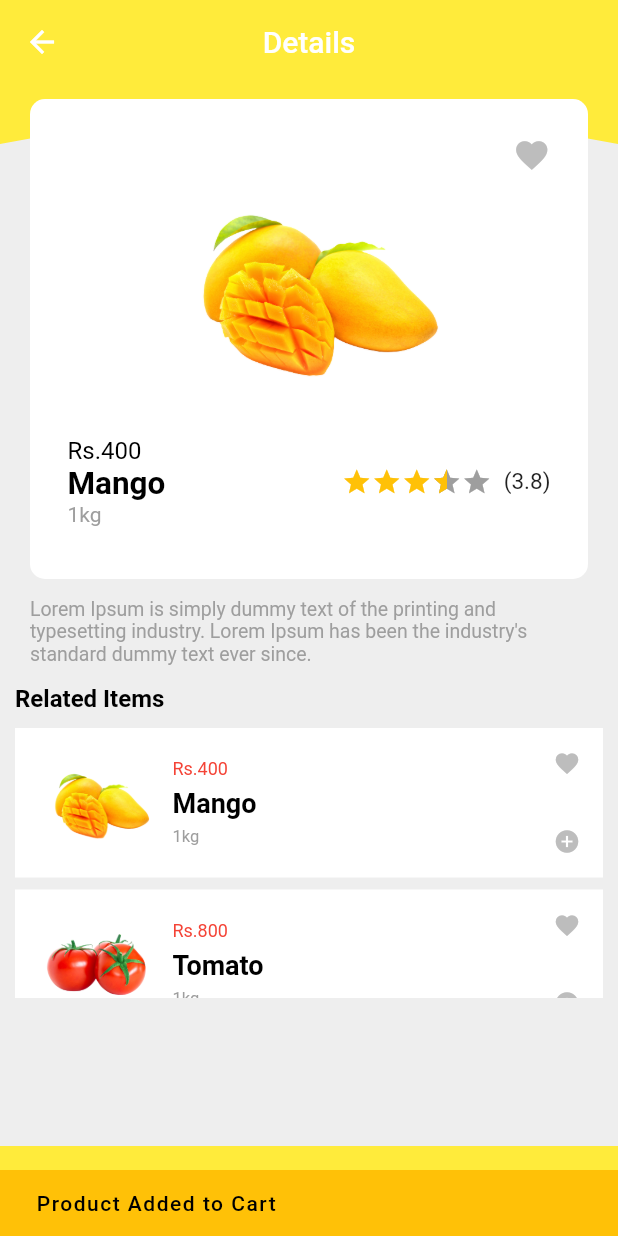
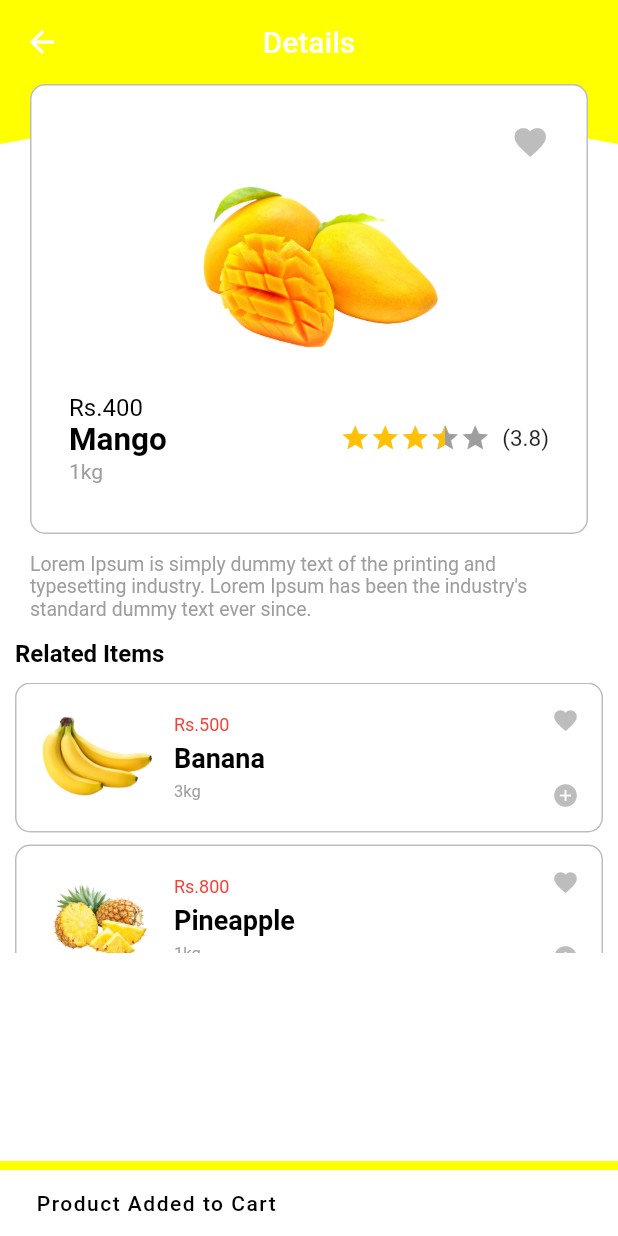
Before and after one commit to NouzNoushad/flutter_ecommerce_project, a Flutter app: the ProductDetails screen opened directly with sample values from the repository, after a tap on "Add to Cart", on a phone screen of 412 x 824 dp. Run offline on Flutter 3.47's test engine with Material 2 defaults, Android fonts, the phone set to English and light mode, and no system bars; drawn by our look-alikes of flutter_rating_bar; our stand-ins replace sqflite, sqflite_common_ffi; accounts and stored records are empty.

Commit message:
second commit

```diff
--- a/lib/details.dart
+++ b/lib/details.dart
@@ -29,7 +29,7 @@
     var width = MediaQuery.of(context).size.width;
     var height = MediaQuery.of(context).size.height;
     return Scaffold(
-      backgroundColor: Colors.grey.shade200,
+      backgroundColor: Colors.white,
       appBar: AppBar(
         backgroundColor: widget.product.color,
         title: const Text("Details"),
@@ -50,16 +50,18 @@
                 ),
               ),
               Positioned(
-                  top: 10,
+                  top: 0,
                   child: Column(
                     crossAxisAlignment: CrossAxisAlignment.start,
                     children: [
                       Container(
-                        height: 320,
+                        height: 300,
                         width: width - 40,
                         margin: const EdgeInsets.symmetric(horizontal: 20),
                         decoration: BoxDecoration(
                           color: Colors.white,
+                          border:
+                              Border.all(width: 1, color: Colors.grey.shade400),
                           borderRadius: BorderRadius.circular(10),
                         ),
                         child: Padding(
@@ -72,7 +74,7 @@
                                   Center(
                                     child: Image.asset(
                                       "assets/${widget.product.image}",
-                                      height: 200,
+                                      height: 180,
                                       width: 200,
                                       fit: BoxFit.contain,
                                     ),
@@ -219,7 +221,7 @@
                         ]);
                     ScaffoldMessenger.of(context).showSnackBar(
                       const SnackBar(
-                        backgroundColor: Colors.amber,
+                        backgroundColor: Colors.white,
                         content: Text(
                           "Product Added to Cart",
                           style: TextStyle(
@@ -232,7 +234,7 @@
                     );
                   },
                   child: Container(
-                    height: 60,
+                    height: 50,
                     width: width,
                     alignment: Alignment.center,
                     color: widget.product.color,
@@ -241,7 +243,7 @@
                       style: TextStyle(
                         color: Colors.white,
                         fontSize: 16,
-                        fontWeight: FontWeight.bold,
+                        fontWeight: FontWeight.w600,
                         letterSpacing: 0.5,
                       ),
                     ),
@@ -263,12 +265,26 @@
         child: ListView.builder(
           itemCount: 3,
           itemBuilder: (context, index) {
-            final product = relatedProducts[index];
+            // filter related items - product type should equal to current type and not contain current item.
+            var filterProducts = relatedProducts
+                .where((product) =>
+                    (product.productType == widget.product.productType) &&
+                    (product.productName != widget.product.productName))
+                .toList();
+            print(filterProducts);
+            // for (var pro in filterProducts) {
+            //   print(pro.productName);
+            // }
+            final product = filterProducts[index];
             return Container(
               height: 100,
               margin: const EdgeInsets.only(bottom: 8),
               padding: const EdgeInsets.all(15),
-              color: Colors.white,
+              decoration: BoxDecoration(
+                color: Colors.white,
+                border: Border.all(width: 1, color: Colors.grey.shade400),
+                borderRadius: BorderRadius.circular(10),
+              ),
               child: Row(
                 mainAxisAlignment: MainAxisAlignment.spaceBetween,
                 children: [
--- a/lib/model/products.dart
+++ b/lib/model/products.dart
@@ -30,7 +30,7 @@
     productWeight: "1kg",
     productType: "fruit",
     price: 400,
-    color: Colors.yellow,
+    color: Colors.yellowAccent,
     isFavorite: false,
     isWishlist: false,
     count: 1,
@@ -102,7 +102,7 @@
     productWeight: "1kg",
     productType: "fruit",
     price: 800,
-    color: Colors.yellow,
+    color: Colors.brown,
     isFavorite: false,
     isWishlist: false,
     count: 1,
@@ -114,7 +114,7 @@
     productWeight: "1kg",
     productType: "vegetable",
     price: 700,
-    color: Colors.green,
+    color: Colors.redAccent,
     isFavorite: false,
     isWishlist: false,
     count: 1,
```
